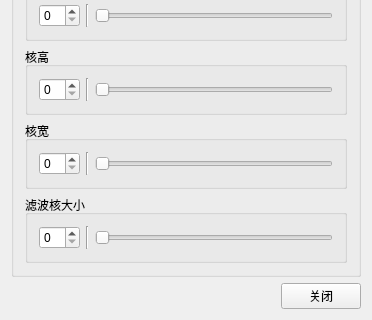
Qt form mainwindow/SpaceFilter.ui (Narthill/Image_processing) before a commit; both pictures show x 0 to 372 and y 179 to 499 of the 372 by 499 pixel window.
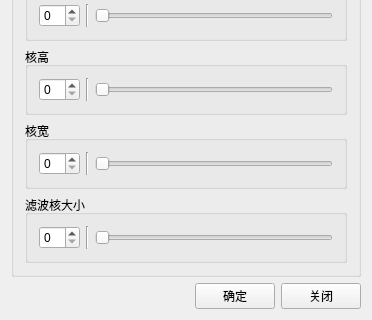
The same form after that commit.

```diff
--- a/mainwindow/SpaceFilter.ui
+++ b/mainwindow/SpaceFilter.ui
@@ -254,6 +254,13 @@
        </property>
       </spacer>
      </item>
+     <item>
+      <widget class="QPushButton" name="sureBtn">
+       <property name="text">
+        <string>确定</string>
+       </property>
+      </widget>
+     </item>
      <item>
       <widget class="QPushButton" name="closeBtn">
        <property name="text">
```
